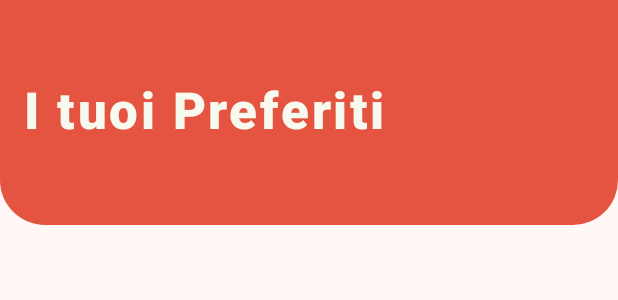
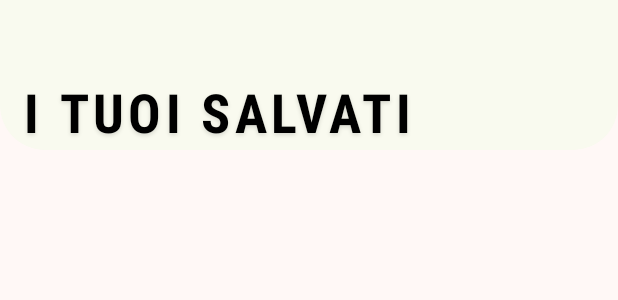
Before and after one commit to TrDavide/WeMeet, an Android app: the layout fragment_prefered.xml on its own in the app's theme, with its tools: preview values and no code run, on a phone screen of 412 x 824 dp. Shown: the top 300 px of the screen. Run offline under Robolectric (Android 15) with nearby library versions, the phone set to English and light mode, and no system bars; network calls fail.

Commit message:
Fine Schermata "Preferiti"

```diff
--- a/app/src/main/res/layout/fragment_prefered.xml
+++ b/app/src/main/res/layout/fragment_prefered.xml
@@ -10,22 +10,26 @@
     <View
         android:id="@+id/view"
         android:layout_width="match_parent"
-        android:layout_height="150dp"
+        android:layout_height="100dp"
         android:background="@drawable/border3"
-        android:backgroundTint="@color/main_red" />
+        android:backgroundTint="@color/md_theme_bianchino" />
 
     <TextView
         android:id="@+id/titleText"
         android:layout_width="wrap_content"
         android:layout_height="wrap_content"
-        android:text="I tuoi Preferiti"
-        android:textSize="34sp"
+        android:text="@string/salvati"
+        android:textSize="36sp"
         android:textStyle="bold"
-        android:textColor="@color/md_theme_bianchino"
-        android:letterSpacing="0.05"
-        android:fontFamily="sans-serif-medium"
-        app:layout_constraintTop_toTopOf="parent"
-        app:layout_constraintStart_toStartOf="parent"
+        android:textColor="#FF000000"
+        android:letterSpacing="0.08"
+        android:fontFamily="sans-serif-condensed"
+        android:textAllCaps="true"
+        android:elevation="4dp"
+        android:shadowColor="#22000000"
+        android:shadowDx="0"
+        android:shadowDy="2"
+        android:shadowRadius="3"
         android:layout_marginTop="50dp"
         android:layout_marginStart="@dimen/margin_default"/>
 
@@ -36,5 +40,4 @@
         android:layout_below="@id/view"
         android:layout_marginBottom="110dp" />
 
-
 </RelativeLayout>
--- a/app/src/main/res/values/strings.xml
+++ b/app/src/main/res/values/strings.xml
@@ -15,7 +15,6 @@
     <string name="or_withGoogle">Login with Google</string>
     <!-- TODO: Remove or change this placeholder text -->
     <string name="hello_blank_fragment">Hello blank fragment</string>
-
     <string name="nome">Nome</string>
     <string name="cognome">Cognome</string>
     <string name="confermapassword">Conferma password</string>
@@ -50,5 +49,6 @@
     <string name="milano">Milano, MI</string>
     <string name="filtri">Filtri</string>
     <string name="cercahint">Cerca...</string>
+    <string name="salvati">I tuoi salvati</string>
 
 </resources>
```
Also changed, not shown: app/src/main/java/com/temptationjavaisland/wemeet/ui/welcome/fragments/PreferedFragment.java (+28 -3 lines).
